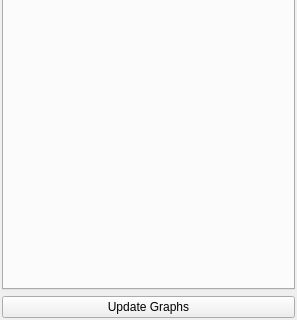
NATuG3/NATuG3, file windows/constructor/panels/config.ui: the form before one commit; both pictures show x 0 to 297 and y 215 to 535 of the 297 by 535 pixel window.
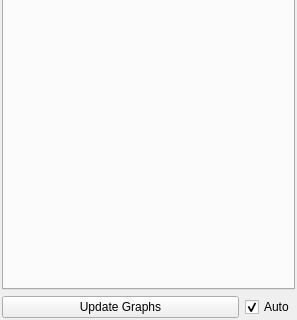
The form after the commit.

Commit message: Began work on autoupdating

What changed in the file:
```diff
--- a/windows/constructor/panels/config.ui
+++ b/windows/constructor/panels/config.ui
@@ -56,6 +56,8 @@
                 </widget>
             </item>
             <item>
+    <layout class="QGridLayout" name="gridLayout">
+     <item row="0" column="0">
                 <widget class="QPushButton" name="update_graphs">
                     <property name="toolTip">
                         <string>Update graphs</string>
@@ -85,6 +87,24 @@
                         <bool>false</bool>
                     </property>
                 </widget>
+     </item>
+     <item row="0" column="1">
+      <widget class="QCheckBox" name="auto_update_graph">
+       <property name="sizePolicy">
+        <sizepolicy hsizetype="Fixed" vsizetype="Fixed">
+         <horstretch>0</horstretch>
+         <verstretch>0</verstretch>
+        </sizepolicy>
+       </property>
+       <property name="text">
+        <string>Auto</string>
+       </property>
+       <property name="checked">
+        <bool>true</bool>
+       </property>
+      </widget>
+     </item>
+    </layout>
             </item>
         </layout>
     </widget>
```
Left out of the diff: 6 changed lines with no effect on the pictures. Lines whose indentation alone changed are shown as unchanged. The commit also changes 1 other file.
